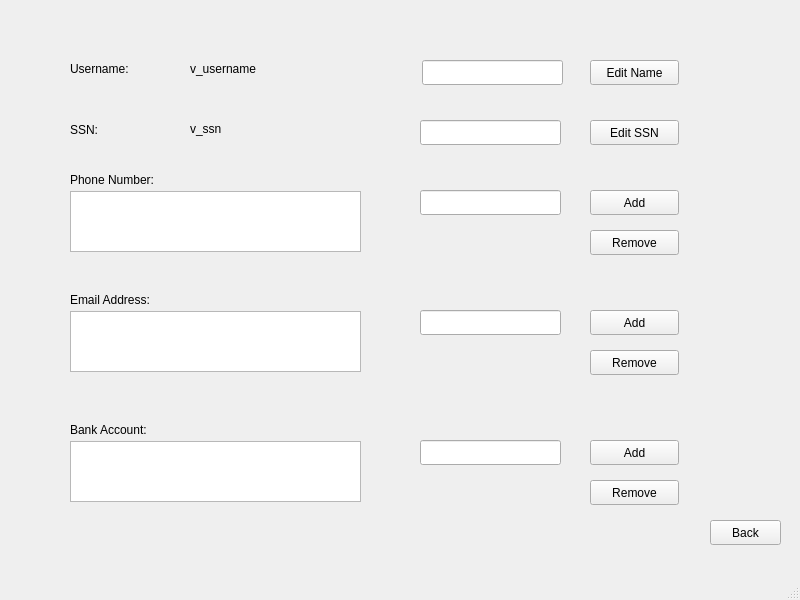
Above: ui/accountwindow.ui from zhipeng-cai/wallet before the change. Below: the same form after it.
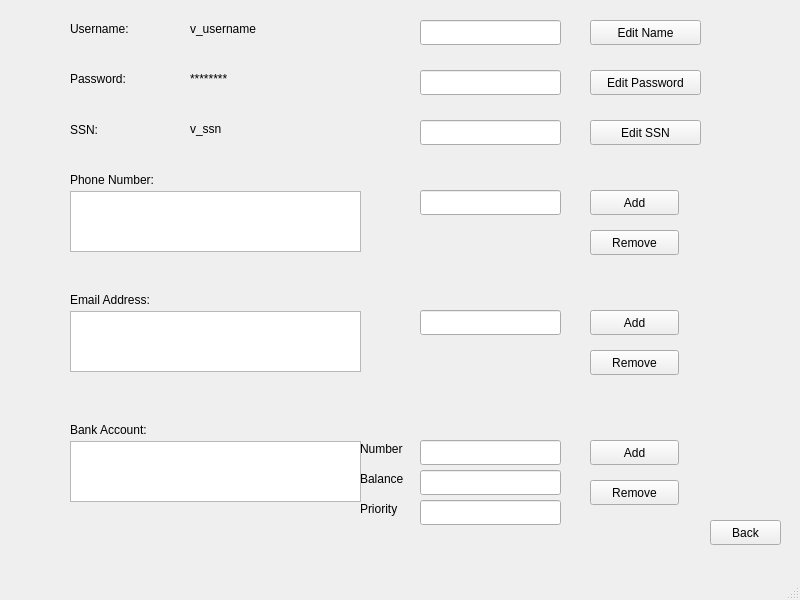
That is the form after the change.

Diff of the .ui file:
```diff
--- a/ui/accountwindow.ui
+++ b/ui/accountwindow.ui
@@ -14,53 +14,53 @@
    <string>MainWindow</string>
   </property>
   <widget class="QWidget" name="centralwidget">
-   <widget class="QLabel" name="usernameLabel">
+   <widget class="QLabel" name="passwordLabel">
     <property name="geometry">
      <rect>
       <x>70</x>
-      <y>60</y>
+      <y>70</y>
       <width>71</width>
       <height>17</height>
      </rect>
     </property>
     <property name="text">
-     <string>Username:</string>
+     <string>Password:</string>
     </property>
    </widget>
-   <widget class="QLabel" name="v_username">
+   <widget class="QLabel" name="v_password">
     <property name="geometry">
      <rect>
       <x>190</x>
-      <y>60</y>
+      <y>70</y>
       <width>111</width>
       <height>17</height>
      </rect>
     </property>
     <property name="text">
-     <string>v_username</string>
+     <string>********</string>
     </property>
    </widget>
-   <widget class="QLineEdit" name="usernameInput">
+   <widget class="QLineEdit" name="passwordInput">
     <property name="geometry">
      <rect>
-      <x>422</x>
-      <y>60</y>
+      <x>420</x>
+      <y>70</y>
       <width>141</width>
       <height>25</height>
      </rect>
     </property>
    </widget>
-   <widget class="QPushButton" name="editnameButton">
+   <widget class="QPushButton" name="editpasswordButton">
     <property name="geometry">
      <rect>
       <x>590</x>
-      <y>60</y>
-      <width>89</width>
+      <y>70</y>
+      <width>111</width>
       <height>25</height>
      </rect>
     </property>
     <property name="text">
-     <string>Edit Name</string>
+     <string>Edit Password</string>
     </property>
    </widget>
    <widget class="QLabel" name="ssnLabel">
@@ -94,7 +94,7 @@
      <rect>
       <x>590</x>
       <y>120</y>
-      <width>89</width>
+      <width>111</width>
       <height>25</height>
      </rect>
     </property>
@@ -305,6 +305,114 @@
      <string>Back</string>
     </property>
    </widget>
+   <widget class="QLabel" name="usernameLabel">
+    <property name="geometry">
+     <rect>
+      <x>70</x>
+      <y>20</y>
+      <width>71</width>
+      <height>17</height>
+     </rect>
+    </property>
+    <property name="text">
+     <string>Username:</string>
+    </property>
+   </widget>
+   <widget class="QLineEdit" name="usernameInput">
+    <property name="geometry">
+     <rect>
+      <x>420</x>
+      <y>20</y>
+      <width>141</width>
+      <height>25</height>
+     </rect>
+    </property>
+   </widget>
+   <widget class="QPushButton" name="editnameButton">
+    <property name="geometry">
+     <rect>
+      <x>590</x>
+      <y>20</y>
+      <width>111</width>
+      <height>25</height>
+     </rect>
+    </property>
+    <property name="text">
+     <string>Edit Name</string>
+    </property>
+   </widget>
+   <widget class="QLabel" name="v_username">
+    <property name="geometry">
+     <rect>
+      <x>190</x>
+      <y>20</y>
+      <width>111</width>
+      <height>17</height>
+     </rect>
+    </property>
+    <property name="text">
+     <string>v_username</string>
+    </property>
+   </widget>
+   <widget class="QLineEdit" name="bankbalance_input">
+    <property name="geometry">
+     <rect>
+      <x>420</x>
+      <y>470</y>
+      <width>141</width>
+      <height>25</height>
+     </rect>
+    </property>
+   </widget>
+   <widget class="QLineEdit" name="bankpriority_input">
+    <property name="geometry">
+     <rect>
+      <x>420</x>
+      <y>500</y>
+      <width>141</width>
+      <height>25</height>
+     </rect>
+    </property>
+   </widget>
+   <widget class="QLabel" name="banknumberLabel">
+    <property name="geometry">
+     <rect>
+      <x>360</x>
+      <y>440</y>
+      <width>67</width>
+      <height>17</height>
+     </rect>
+    </property>
+    <property name="text">
+     <string>Number</string>
+    </property>
+   </widget>
+   <widget class="QLabel" name="bankbalanceLabel">
+    <property name="geometry">
+     <rect>
+      <x>360</x>
+      <y>470</y>
+      <width>67</width>
+      <height>17</height>
+     </rect>
+    </property>
+    <property name="text">
+     <string>Balance</string>
+    </property>
+   </widget>
+   <widget class="QLabel" name="bankpriorityLabel">
+    <property name="geometry">
+     <rect>
+      <x>360</x>
+      <y>500</y>
+      <width>67</width>
+      <height>17</height>
+     </rect>
+    </property>
+    <property name="text">
+     <string>Priority</string>
+    </property>
+   </widget>
   </widget>
   <widget class="QMenuBar" name="menubar">
    <property name="geometry">
```
Left out of the diff: 2 changed lines with no effect on the pictures.
